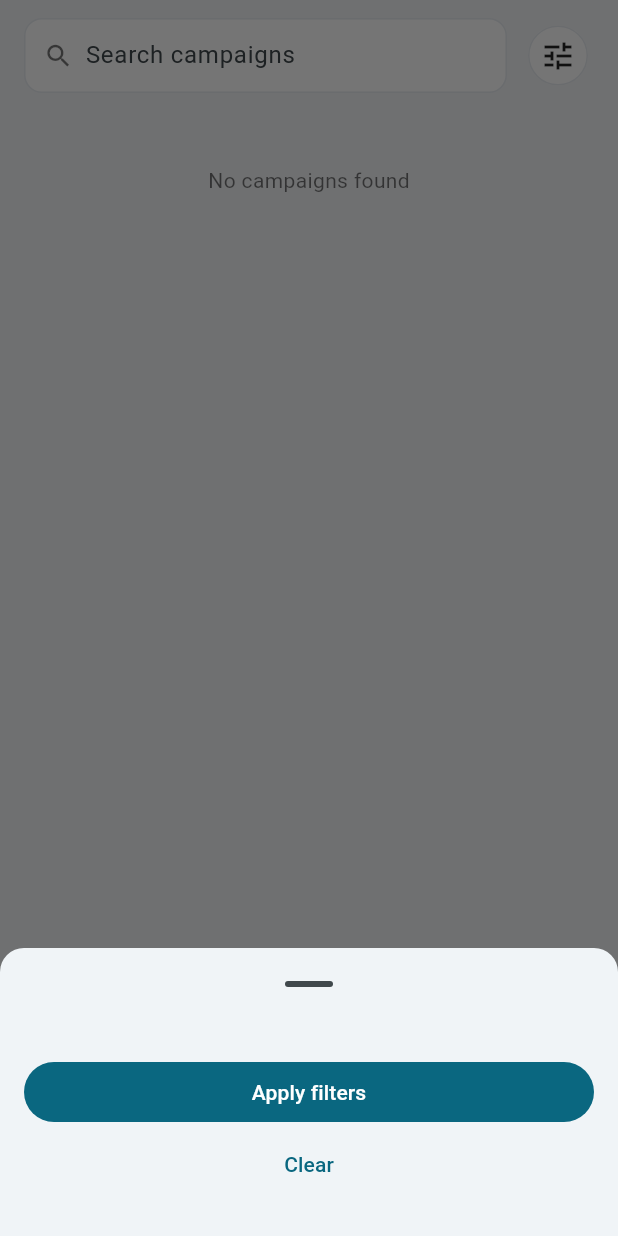
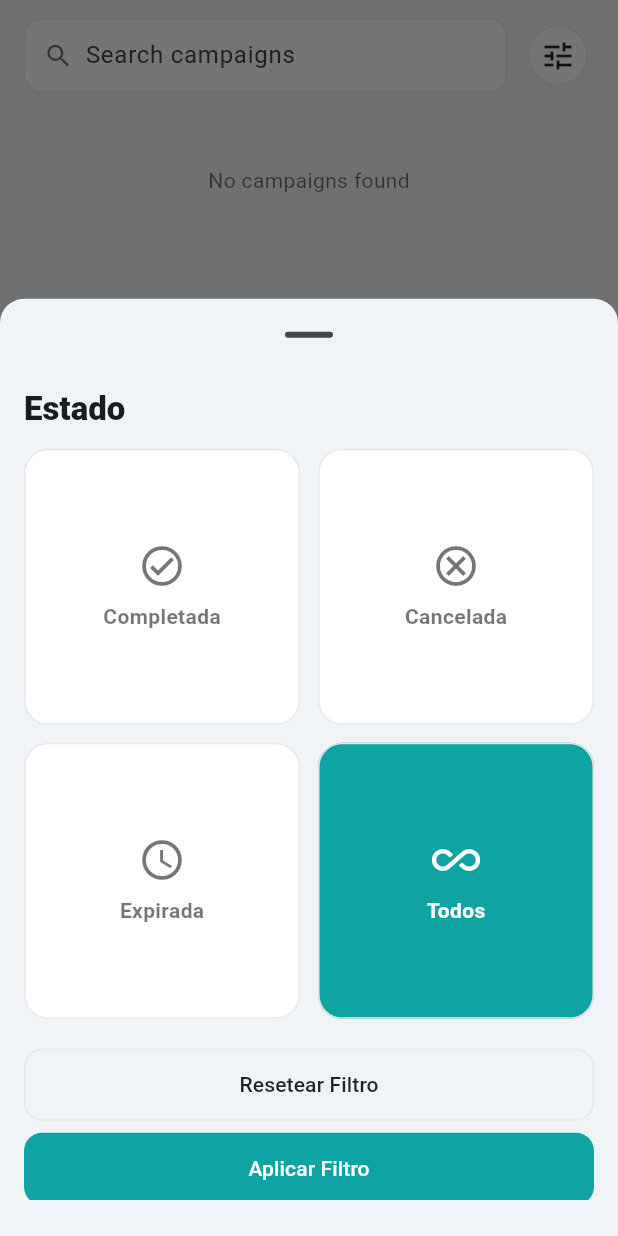
Before and after one commit to tr3scafesforge-cloud/promoruta-mobile, a Flutter app: the AdvertiserHistoryPage widget shown alone on an empty page, opened directly, after a tap on the "tune" icon, on a phone screen of 412 x 824 dp. Run offline on Flutter 3.47's test engine with Material 3 defaults, Android fonts, the phone set to English and light mode, and no system bars; our stand-ins replace connectivity_plus, dio, drift, flutter_riverpod, go_router, google_fonts and 4 more; accounts and stored records are empty; generated files the repository leaves out were written again.

Commit message:
Update filter box in advertiser campaign history

```diff
--- a/lib/presentation/advertiser/pages/advertiser_history_page.dart
+++ b/lib/presentation/advertiser/pages/advertiser_history_page.dart
@@ -107,38 +107,117 @@ class _AdvertiserHistoryPageState extends ConsumerState<AdvertiserHistoryPage> {
   }
 
   void _openBottomFilters(BuildContext context) {
+    // temp selection used only inside the sheet
+    int tempSelected =
+        _selectedFilter; // 0=todos, 1=completada, 2=cancelada, 3=expirada
+
     showModalBottomSheet(
       context: context,
       showDragHandle: true,
+      isScrollControlled: true,
       shape: const RoundedRectangleBorder(
         borderRadius: BorderRadius.vertical(top: Radius.circular(16)),
       ),
       builder: (_) => StatefulBuilder(
-        builder: (context, setModal) => Padding(
+        builder: (context, setModal) {
+          return SizedBox(
+            height: MediaQuery.of(context).size.height * 0.7,
+            child: Padding(
             padding: const EdgeInsets.fromLTRB(16, 8, 16, 24),
+            child: SingleChildScrollView(
               child: Column(
                 mainAxisSize: MainAxisSize.min,
+                crossAxisAlignment: CrossAxisAlignment.start,
                 children: [
-              const SizedBox(height: 16),
+                const SizedBox(height: 4),
+                Text('Estado',
+                    style: Theme.of(context).textTheme.titleLarge?.copyWith(
+                          fontWeight: FontWeight.w800,
+                        )),
+                const SizedBox(height: 12),
+
+                // 2x2 grid of options
+                GridView.count(
+                  crossAxisCount: 2,
+                  crossAxisSpacing: 12,
+                  mainAxisSpacing: 12,
+                  shrinkWrap: true,
+                  physics: const NeverScrollableScrollPhysics(),
+                  children: [
+                    _StatusOptionCard(
+                      label: 'Completada',
+                      icon: Icons.check_circle_outlined,
+                      color: const Color(0xFF0F9D58), // green
+                      selected: tempSelected == 1,
+                      onTap: () => setModal(() => tempSelected = 1),
+                    ),
+                    _StatusOptionCard(
+                      label: 'Cancelada',
+                      icon: Icons.cancel_outlined,
+                      color: const Color(0xFFD81B60), // magenta/red
+                      selected: tempSelected == 2,
+                      onTap: () => setModal(() => tempSelected = 2),
+                    ),
+                    _StatusOptionCard(
+                      label: 'Expirada',
+                      icon: Icons.access_time_outlined,
+                      color: const Color(0xFF111827), // dark/gray
+                      selected: tempSelected == 3,
+                      onTap: () => setModal(() => tempSelected = 3),
+                    ),
+                    _StatusOptionCard(
+                      label: 'Todos',
+                      icon: Icons.all_inclusive,
+                      color: const Color(
+                          0xFF0FA4A3), // teal (filled look when selected)
+                      filledOnSelect: true,
+                      selected: tempSelected == 0,
+                      onTap: () => setModal(() => tempSelected = 0),
+                    ),
+                  ],
+                ),
+
+                const SizedBox(height: 20),
+
+                // Reset & Apply buttons
+                SizedBox(
+                  width: double.infinity,
+                  child: OutlinedButton(
+                    style: OutlinedButton.styleFrom(
+                      foregroundColor: Colors.black87,
+                      side: const BorderSide(color: Color(0xFFE5E7EB)),
+                      shape: RoundedRectangleBorder(
+                          borderRadius: BorderRadius.circular(12)),
+                      padding: const EdgeInsets.symmetric(vertical: 14),
+                    ),
+                    onPressed: () => setModal(() => tempSelected = 0),
+                    child: const Text('Resetear Filtro'),
+                  ),
+                ),
+                const SizedBox(height: 8),
                 SizedBox(
                   width: double.infinity,
                   child: FilledButton(
+                    style: FilledButton.styleFrom(
+                      backgroundColor: const Color(0xFF0FA4A3),
+                      shape: RoundedRectangleBorder(
+                          borderRadius: BorderRadius.circular(12)),
+                      padding: const EdgeInsets.symmetric(vertical: 14),
+                    ),
                     onPressed: () {
                       Navigator.pop(context);
-                    setState(() {}); // apply
+                      // persist chosen value in the parent state
+                      setState(() => _selectedFilter = tempSelected);
                     },
-                  child: Text(AppLocalizations.of(context).applyFilters),
+                    child: const Text('Aplicar Filtro'),
                   ),
-              ),
-              TextButton(
-                onPressed: () {
-                  setModal(() => _selectedFilter = 0);
-                },
-                child: Text(AppLocalizations.of(context).clear),
                 ),
               ],
             ),
           ),
+        ),
+      );
+    },
       ),
     );
   }
@@ -389,3 +468,68 @@ class _ActionButton extends StatelessWidget {
     );
   }
 }
+
+class _StatusOptionCard extends StatelessWidget {
+  const _StatusOptionCard({
+    required this.label,
+    required this.icon,
+    required this.color,
+    required this.selected,
+    required this.onTap,
+    this.filledOnSelect = false,
+  });
+
+  final String label;
+  final IconData icon;
+  final Color color;
+  final bool selected;
+  final VoidCallback onTap;
+
+  /// When true (use for "Todos"), the selected state shows a filled tile.
+  final bool filledOnSelect;
+
+  @override
+  Widget build(BuildContext context) {
+    final borderRadius = BorderRadius.circular(16);
+
+    final bg = selected
+        ? (filledOnSelect ? color : const Color(0xFFE6FFFA))
+        : Colors.white;
+    final fg =
+        selected ? (filledOnSelect ? Colors.white : color) : Colors.black54;
+
+    return Material(
+      color: bg,
+      borderRadius: borderRadius,
+      child: InkWell(
+        borderRadius: borderRadius,
+        onTap: onTap,
+        child: Container(
+          padding: const EdgeInsets.all(14),
+          decoration: BoxDecoration(
+            borderRadius: borderRadius,
+            border: Border.all(
+              color:
+                  selected && !filledOnSelect ? color : const Color(0xFFE5E7EB),
+              width: selected && !filledOnSelect ? 2 : 1,
+            ),
+          ),
+          child: Column(
+            mainAxisAlignment: MainAxisAlignment.center,
+            children: [
+              Icon(icon, size: 32, color: fg),
+              const SizedBox(height: 8),
+              Text(
+                label,
+                style: TextStyle(
+                  fontWeight: FontWeight.w700,
+                  color: fg,
+                ),
+              ),
+            ],
+          ),
+        ),
+      ),
+    );
+  }
+}
```
Lines whose indentation alone changed are shown as unchanged.
